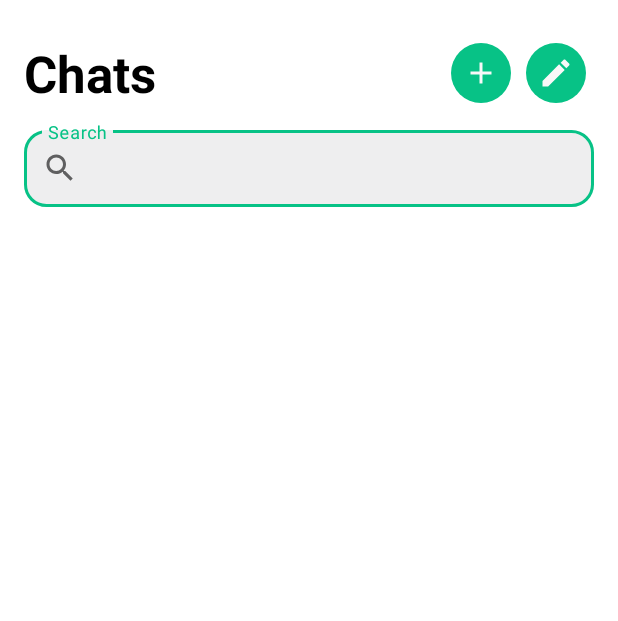
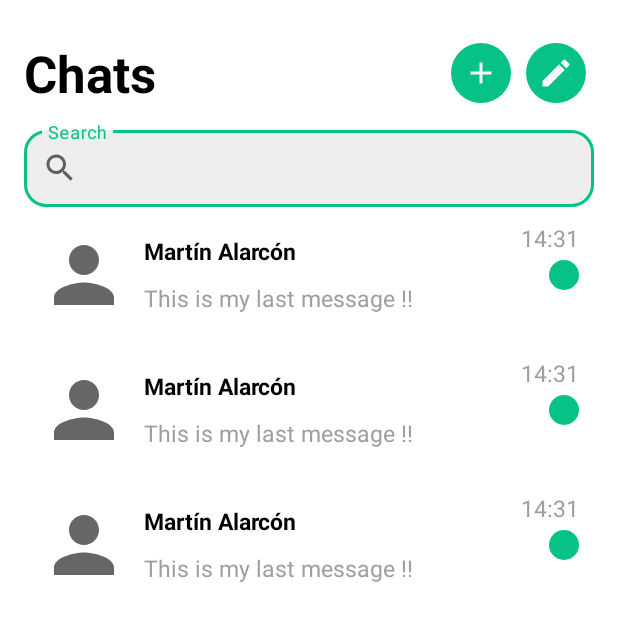
Before and after one commit to mikevillarruel/chat-app-kotlin, an Android app: the layout fragment_chats.xml on its own in the app's theme, with its tools: preview values and no code run, on a phone screen of 412 x 824 dp. Shown: the top 621 px of the screen. Run offline under Robolectric (Android 15) with nearby library versions, the phone set to English and light mode, and no system bars.

Commit message:
chat item

```diff
--- /dev/null
+++ b/app/src/main/res/layout/chat_item.xml
@@ -0,0 +1,76 @@
+<?xml version="1.0" encoding="utf-8"?>
+<androidx.constraintlayout.widget.ConstraintLayout xmlns:android="http://schemas.android.com/apk/res/android"
+    xmlns:app="http://schemas.android.com/apk/res-auto"
+    xmlns:tools="http://schemas.android.com/tools"
+    android:layout_width="match_parent"
+    android:layout_height="90dp">
+
+    <de.hdodenhof.circleimageview.CircleImageView
+        android:id="@+id/imgUser"
+        android:layout_width="60dp"
+        android:layout_height="60dp"
+        android:layout_marginStart="10dp"
+        android:src="@drawable/ic_baseline_person_24"
+        app:layout_constraintBottom_toBottomOf="parent"
+        app:layout_constraintStart_toStartOf="parent"
+        app:layout_constraintTop_toTopOf="parent" />
+
+    <LinearLayout
+        android:layout_width="wrap_content"
+        android:layout_height="wrap_content"
+        android:layout_marginStart="10dp"
+        android:orientation="vertical"
+        app:layout_constraintBottom_toBottomOf="parent"
+        app:layout_constraintStart_toEndOf="@id/imgUser"
+        app:layout_constraintTop_toTopOf="parent">
+
+        <TextView
+            android:id="@+id/txtUsername"
+            android:layout_width="wrap_content"
+            android:layout_height="wrap_content"
+            android:text="Martín Alarcón"
+            android:textColor="@color/black"
+            android:textSize="15sp"
+            android:textStyle="bold" />
+
+        <View
+            android:layout_width="0dp"
+            android:layout_height="10dp" />
+
+        <TextView
+            android:id="@+id/txtLastMessage"
+            android:layout_width="320dp"
+            android:layout_height="wrap_content"
+            android:lines="1"
+            android:text="This is my last message !!"
+            android:textColor="@color/grey"
+            android:textSize="15sp"
+            app:layout_constraintBottom_toBottomOf="parent"
+            app:layout_constraintLeft_toRightOf="@id/userImage"
+            app:layout_constraintTop_toTopOf="parent" />
+
+    </LinearLayout>
+
+    <TextView
+        android:id="@+id/txtTimestamp"
+        android:layout_width="wrap_content"
+        android:layout_height="wrap_content"
+        android:layout_margin="10dp"
+        android:text="14:31"
+        android:textColor="@color/grey"
+        android:textSize="15sp"
+        app:layout_constraintEnd_toEndOf="parent"
+        app:layout_constraintTop_toTopOf="parent" />
+
+    <de.hdodenhof.circleimageview.CircleImageView
+        android:layout_width="20dp"
+        android:layout_height="20dp"
+        android:layout_margin="10dp"
+        android:src="@color/primary"
+        android:visibility="gone"
+        app:layout_constraintBottom_toBottomOf="parent"
+        app:layout_constraintEnd_toEndOf="parent"
+        app:layout_constraintTop_toTopOf="parent"
+        tools:visibility="visible" />
+
+</androidx.constraintlayout.widget.ConstraintLayout>
--- a/app/src/main/res/layout/fragment_chats.xml
+++ b/app/src/main/res/layout/fragment_chats.xml
@@ -59,12 +59,13 @@
         <com.google.android.material.textfield.TextInputEditText
             style="@style/Widget.App.EditText"
             android:layout_width="match_parent"
-            android:layout_height="wrap_content"/>
+            android:layout_height="wrap_content" />
 
     </com.google.android.material.textfield.TextInputLayout>
 
     <androidx.recyclerview.widget.RecyclerView
         android:layout_width="match_parent"
-        android:layout_height="match_parent" />
+        android:layout_height="match_parent"
+        tools:listitem="@layout/chat_item" />
 
 </LinearLayout>
--- a/app/src/main/res/layout/fragment_individual_chat.xml
+++ b/app/src/main/res/layout/fragment_individual_chat.xml
@@ -28,7 +28,7 @@
                     android:layout_width="40dp"
                     android:layout_height="40dp"
                     android:layout_gravity="start"
-                    android:background="@drawable/ic_baseline_person_24"
+                    android:src="@drawable/ic_baseline_person_24"
                     app:layout_constraintLeft_toLeftOf="parent"
                     app:layout_constraintTop_toTopOf="parent" />
 
@@ -43,6 +43,7 @@
 
 
                     <TextView
+                        android:id="@+id/txtUsername"
                         android:layout_width="wrap_content"
                         android:layout_height="wrap_content"
                         android:text="Martín Alarcón"
@@ -51,6 +52,7 @@
                         android:textStyle="bold" />
 
                     <TextView
+                        android:id="@+id/txtStatus"
                         android:layout_width="wrap_content"
                         android:layout_height="wrap_content"
                         android:text="online"
```
